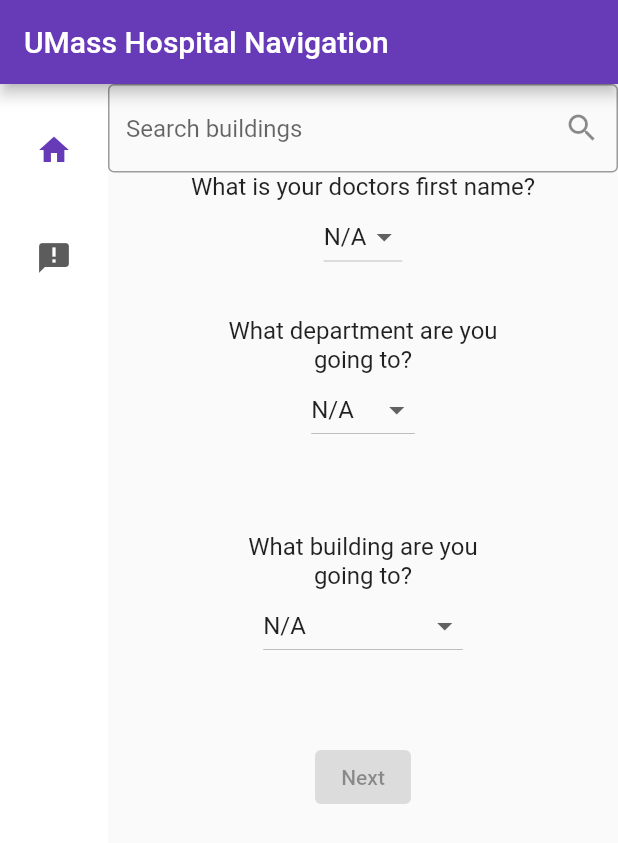
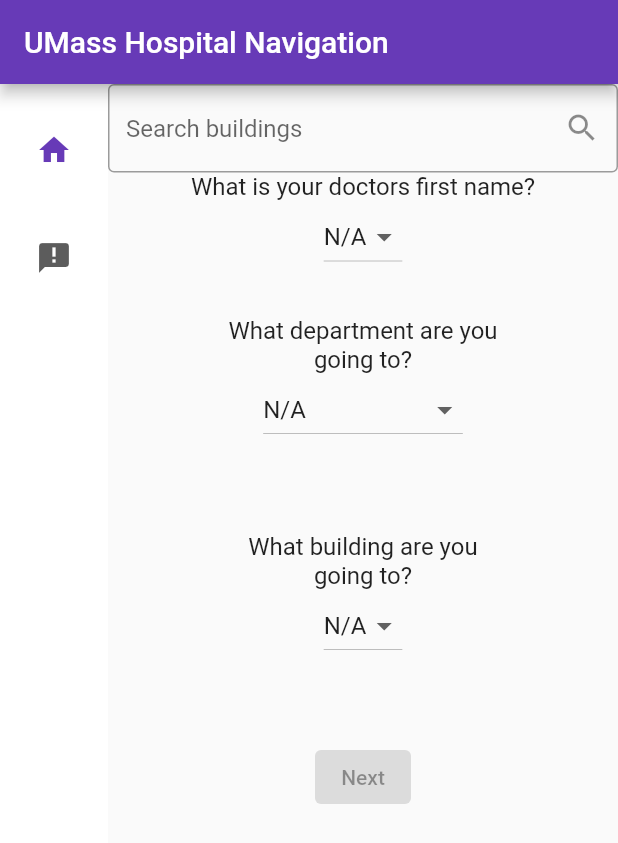
Before and after one commit to zzberries/flutter_test1, a Flutter app: the screen it shows after launch, on a phone screen of 412 x 824 dp. Shown: the top 843 px of the screen. Run offline on Flutter 3.47's test engine with Material 2 defaults, Android fonts, the light colour scheme and no system bars; our stand-ins replace cloud_firestore, firebase_core, flutter_map, latlong2; missing offline and left inert: latlng; accounts and stored records are empty.

Commit message:
added dropdown menu functionality for buildings

```diff
--- a/lib/firestore_collections/Building.dart
+++ b/lib/firestore_collections/Building.dart
@@ -4,8 +4,8 @@
   final int buildingID;
   final String buildingName;
   final String campus;
-  final int lat;
-  final int long;
+  final double lat;
+  final double long;
 
   Building({
     required this.buildingID,
--- a/lib/home_page.dart
+++ b/lib/home_page.dart
@@ -1,22 +1,9 @@
+import 'package:cloud_firestore/cloud_firestore.dart';
 import 'package:flutter/material.dart';
-import 'package:flutter_map/flutter_map.dart';
-import 'package:flutter_map/plugin_api.dart';
-import 'package:cloud_firestore/cloud_firestore.dart';
-import 'package:firebase_core/firebase_core.dart';
 import 'package:flutter_workspace/firestore_collections/Doctor.dart';
-import 'firebase_options.dart';
 
-import 'dart:async';
-
-import 'package:latlong2/latlong.dart';
-import "package:http/http.dart" as http;
-import "dart:convert" as convert;
-
-import 'package:latlong2/latlong.dart' as latlong2;
-import 'package:flutter/widgets.dart';
-
+import 'firestore_collections/Building.dart';
 import 'map_page.dart';
-
 
 class MyHomePage extends StatefulWidget {
   const MyHomePage({super.key, required this.title});
@@ -74,7 +61,6 @@
     });
   }
 
-
   var selectedIndex = 0;
 
   @override
@@ -128,10 +114,7 @@
             ),
             Expanded(
               child: Container(
-                color: Theme
-                    .of(context)
-                    .colorScheme
-                    .primaryContainer,
+                color: Theme.of(context).colorScheme.primaryContainer,
                 child: page,
               ),
             ),
@@ -143,8 +126,6 @@
 
 // This trailing comma makes auto-formatting nicer for build methods.
 }
-
-
 
 class OpeningPage extends StatefulWidget {
   const OpeningPage({super.key});
@@ -214,6 +195,7 @@
     );
   }
 }
+
 //creates a list from firebase document
 class FirebaseListScreen extends StatelessWidget {
   @override
@@ -266,6 +248,7 @@
   TextEditingController _searchController = TextEditingController();
   bool _isTextFieldFilled = false;
   String _doctorName = 'N/A';
+  String _buildingName = 'N/A';
 
   @override
   Widget build(BuildContext context) {
@@ -320,26 +303,34 @@
             ),
           ],
         ),
-
-
         Column(
           mainAxisSize: MainAxisSize.min,
           children: [
-                      Text('What is your doctors first name?',
+            const Text('What is your doctors first name?',
                 textAlign: TextAlign.center,
                 style: TextStyle(
                   fontSize: 16, // set the font size to 16
                 )),
             StreamBuilder(
-                        stream: FirebaseFirestore.instance.collection('doctors').withConverter(fromFirestore: Doctor.fromFirestore, toFirestore: (Doctor d, _) => d.toFirestore()).snapshots(),
+              stream: FirebaseFirestore.instance
+                  .collection('doctors')
+                  .withConverter(
+                      fromFirestore: Doctor.fromFirestore,
+                      toFirestore: (Doctor d, _) => d.toFirestore())
+                  .snapshots(),
               builder: (context, snapshot) {
                 if (!snapshot.hasData) return const CircularProgressIndicator();
-                          return
-                          DropdownButton(
-                            items: [DropdownMenuItem(child: Text('N/A'), value: 'N/A'), ...snapshot.data!.docs.map((e) {
+                return DropdownButton(
+                  items: [
+                    const DropdownMenuItem(value: 'N/A', child: Text('N/A')),
+                    ...snapshot.data!.docs.map((e) {
                       var d = e.data();
-                              return DropdownMenuItem(child: Text(d.firstName + ' ' + d.lastName), value: d.firstName + ' ' + d.lastName,);
-                            }).toList(),],
+                      return DropdownMenuItem(
+                        value: '${d.firstName} ${d.lastName}',
+                        child: Text('${d.firstName} ${d.lastName}'),
+                      );
+                    }).toList(),
+                  ],
                   value: _doctorName,
                   onChanged: (String? newValue) {
                     setState(() {
@@ -350,20 +341,21 @@
               },
             ),
             Container(
-                  margin: EdgeInsets.all(24),
-                  padding: EdgeInsets.all(5),
+              margin: const EdgeInsets.all(24),
+              padding: const EdgeInsets.all(5),
               width: 200,
               child: Column(
                 children: [
-                      Text('What department are you going to?',
+                  const Text('What department are you going to?',
                       textAlign: TextAlign.center,
                       style: TextStyle(
                         fontSize: 16, // set the font size to 16
                       )),
                   CustomDropdownButton(
-                        items: ['N/A', 'Item 2', 'Item 3'],
+                    items: ['N/A', 'ACC', 'Aaron Lazare', 'Medical School'],
                     selectedItem: 'N/A',
                     onChanged: (String newValue) {
+                      //building = newValue;
                       if (newValue != 'N/A') {
                         setState(() {
                           _isTextFieldFilled = true;
@@ -385,31 +377,41 @@
               width: 200,
               child: Column(
                 children: [
-                      Text('What building are you going to?',
+                  const Text('What building are you going to?',
                       textAlign: TextAlign.center,
                       style: TextStyle(
                         fontSize: 16, // set the font size to 16
                       )),
-                      CustomDropdownButton(
+                  StreamBuilder(
+                    stream: FirebaseFirestore.instance
+                        .collection('buildings')
+                        .withConverter(
+                            fromFirestore: Building.fromFirestore,
+                            toFirestore: (Building b, _) => b.toFirestore())
+                        .snapshots(),
+                    builder: (context, snapshot) {
+                      if (!snapshot.hasData) {
+                        return const CircularProgressIndicator();
+                      }
+                      return DropdownButton(
                         items: [
-                          'N/A',
-                          'ACC',
-                          'Aaron Lazare',
-                          'Medical School'
+                          const DropdownMenuItem(
+                              value: 'N/A', child: Text('N/A')),
+                          ...snapshot.data!.docs.map((e) {
+                            var d = e.data();
+                            return DropdownMenuItem(
+                              value: 'building_name',
+                              child: Text(d.buildingName),
+                            );
+                          }).toList(),
                         ],
-                        selectedItem: 'N/A',
-                        onChanged: (String newValue) {
-                          //building = newValue;
-                          if (newValue != 'N/A') {
+                        value: _buildingName,
+                        onChanged: (String? newValue) {
                           setState(() {
-                              _isTextFieldFilled = true;
+                            _buildingName = newValue!;
                           });
-                          }
-                          if (newValue == 'N/A') {
-                            setState(() {
-                              _isTextFieldFilled = false;
-                            });
-                          }
+                        },
+                      );
                     },
                   ),
                 ],
@@ -424,10 +426,7 @@
                         Navigator.push(
                           context,
                           MaterialPageRoute(
-                            builder: (context) =>
-
-
-                            const FavoritesPage()),
+                              builder: (context) => const FavoritesPage()),
                         );
                       }
                     : null,
@@ -435,10 +434,8 @@
             ),
           ],
         ),
-
       ],
-        )
-    );
+    ));
   }
 
   void _getSuggestions(String query) async {
```
Lines whose indentation alone changed are shown as unchanged.
